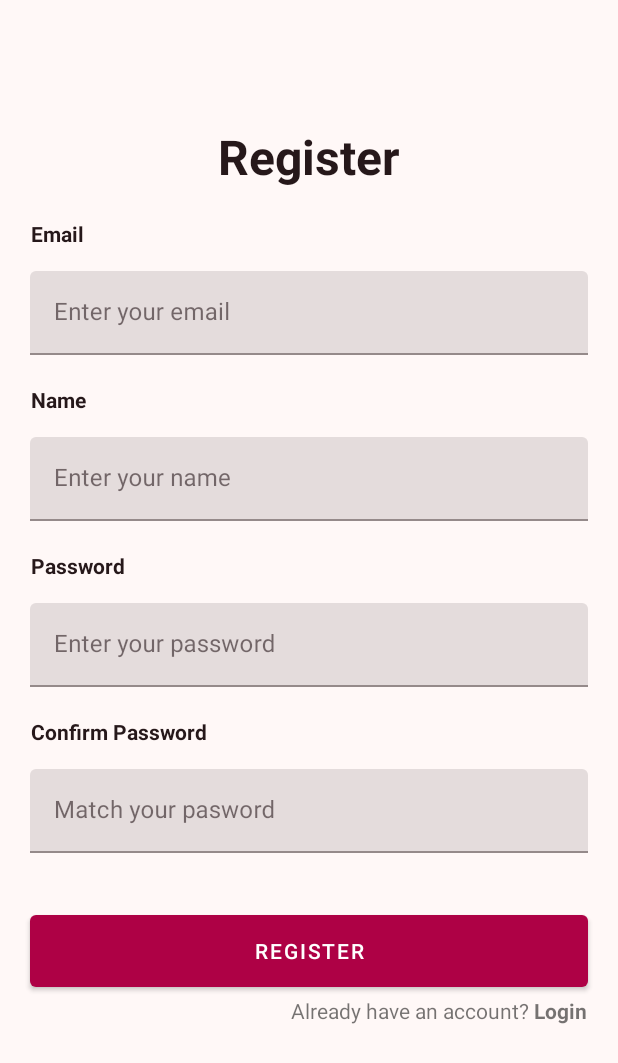
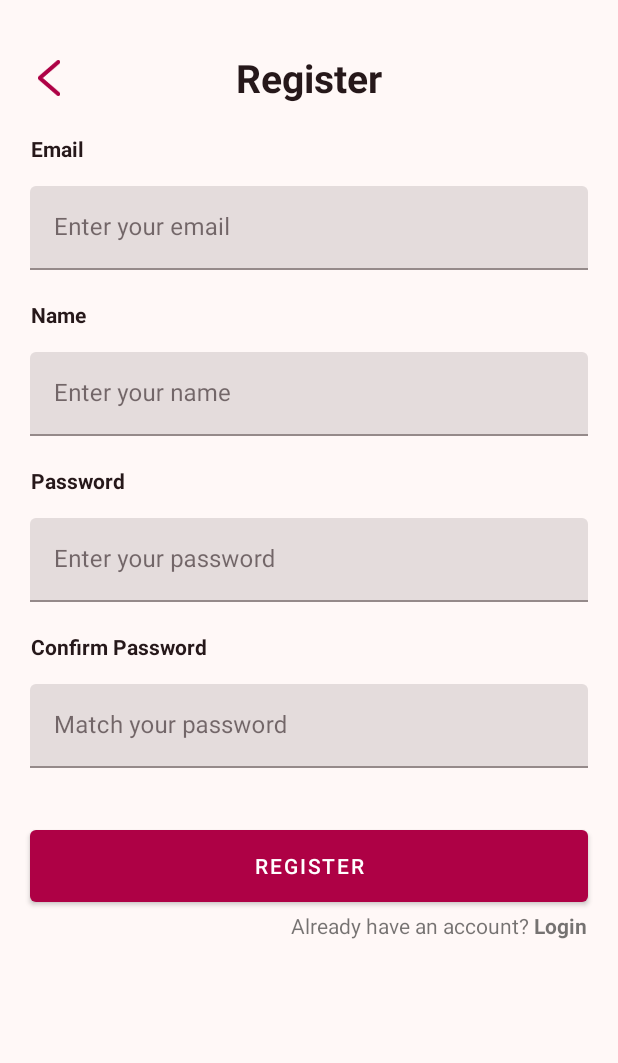
Before and after one commit to Giku-Team/giku-mobile, an Android app: the RegisterFragment screen opened through its navigation route, on a phone screen of 412 x 824 dp. Shown: the top 1063 px of the screen. Run offline under Robolectric (Android 15) with nearby library versions, the phone set to English and light mode, and no system bars.

```diff
--- /dev/null
+++ b/app/src/main/java/com/mobile/giku/model/remote/auth/LoginRequest.kt
@@ -0,0 +1,6 @@
+package com.mobile.giku.model.remote.auth
+
+data class LoginRequest(
+    val email: String,
+    val password: String,
+)
--- /dev/null
+++ b/app/src/main/res/drawable/ic_back_button.xml
@@ -0,0 +1,14 @@
+<?xml version="1.0" encoding="utf-8"?>
+<vector xmlns:android="http://schemas.android.com/apk/res/android"
+    android:width="11dp"
+    android:height="18dp"
+    android:viewportWidth="11"
+    android:viewportHeight="18">
+
+    <path
+        android:strokeColor="@color/md_theme_primary"
+        android:strokeWidth="2"
+        android:strokeLineCap="round"
+        android:strokeLineJoin="round"
+        android:pathData="M10,1 L1,9 L10,17" />
+</vector>
--- a/app/src/main/res/layout/fragment_login.xml
+++ b/app/src/main/res/layout/fragment_login.xml
@@ -12,6 +12,7 @@
         android:layout_width="match_parent"
         android:layout_height="wrap_content"
         android:src="@drawable/bg_accent_auth"
+        android:scaleType="fitXY"
         app:layout_constraintStart_toStartOf="parent"
         app:layout_constraintEnd_toEndOf="parent"
         app:layout_constraintTop_toTopOf="parent"/>
--- a/app/src/main/res/layout/fragment_register.xml
+++ b/app/src/main/res/layout/fragment_register.xml
@@ -1,10 +1,20 @@
 <?xml version="1.0" encoding="utf-8"?>
-<androidx.constraintlayout.widget.ConstraintLayout xmlns:android="http://schemas.android.com/apk/res/android"
+<androidx.constraintlayout.widget.ConstraintLayout
+    xmlns:android="http://schemas.android.com/apk/res/android"
     xmlns:tools="http://schemas.android.com/tools"
+    xmlns:app="http://schemas.android.com/apk/res-auto"
     android:layout_width="match_parent"
     android:layout_height="match_parent"
-    xmlns:app="http://schemas.android.com/apk/res-auto"
     tools:context=".view.ui.auth.RegisterFragment">
+
+    <androidx.constraintlayout.widget.Guideline
+        android:id="@+id/guidelineHorizontal"
+        android:layout_width="wrap_content"
+        android:layout_height="wrap_content"
+        android:orientation="horizontal"
+        app:layout_constraintEnd_toEndOf="parent"
+        app:layout_constraintGuide_percent="0.025"
+        app:layout_constraintStart_toStartOf="parent" />
 
     <androidx.constraintlayout.widget.Guideline
         android:id="@+id/guidelineHorizontalLogo"
@@ -42,17 +52,27 @@
         app:layout_constraintGuide_percent="0.95"
         app:layout_constraintStart_toStartOf="parent" />
 
+    <com.google.android.material.imageview.ShapeableImageView
+        android:id="@+id/backButton"
+        android:layout_width="24dp"
+        android:layout_height="24dp"
+        android:src="@drawable/ic_back_button"
+        app:layout_constraintStart_toStartOf="@id/guidelineVerticalStart"
+        app:layout_constraintTop_toBottomOf="@id/guidelineHorizontal"
+        app:layout_constraintBottom_toTopOf="@id/guidelineHorizontalLogo"/>
+
     <com.google.android.material.textview.MaterialTextView
         android:id="@+id/tvRegister"
         android:layout_width="wrap_content"
         android:layout_height="wrap_content"
         android:text="@string/register"
+        android:textColor="@color/md_theme_onBackground"
+        android:textSize="26sp"
         android:textStyle="bold"
-        android:textSize="32sp"
-        android:textColor="@color/md_theme_onBackground"
-        app:layout_constraintTop_toBottomOf="@id/guidelineHorizontalLogo"
+        app:layout_constraintEnd_toEndOf="@id/guidelineVertical"
         app:layout_constraintStart_toStartOf="@id/guidelineVertical"
-        app:layout_constraintEnd_toEndOf="@id/guidelineVertical"/>
+        app:layout_constraintBottom_toTopOf="@id/guidelineHorizontalLogo"
+        app:layout_constraintTop_toBottomOf="@id/guidelineHorizontal" />
 
     <com.google.android.material.textview.MaterialTextView
         android:id="@+id/tvEmail"
@@ -169,13 +189,13 @@
             android:id="@+id/etConfirmPassword"
             android:layout_width="match_parent"
             android:layout_height="match_parent"
-            android:hint="@string/match_your_pasword"
+            android:hint="@string/match_your_password"
             android:inputType="textPassword"
             android:elegantTextHeight="true"/>
     </com.google.android.material.textfield.TextInputLayout>
 
     <com.google.android.material.button.MaterialButton
-        android:id="@+id/btnLogin"
+        android:id="@+id/btnRegister"
         android:layout_width="match_parent"
         android:layout_height="60dp"
         android:text="@string/register"
@@ -191,7 +211,7 @@
         android:layout_height="wrap_content"
         android:text="@string/already_have_an_account"
         app:layout_constraintEnd_toStartOf="@id/tvLogin"
-        app:layout_constraintTop_toBottomOf="@id/btnLogin"/>
+        app:layout_constraintTop_toBottomOf="@id/btnRegister"/>
 
     <com.google.android.material.textview.MaterialTextView
         android:id="@+id/tvLogin"
@@ -200,7 +220,7 @@
         android:text="@string/login"
         android:textStyle="bold"
         app:layout_constraintEnd_toStartOf="@id/guidelineVerticalEnd"
-        app:layout_constraintTop_toBottomOf="@id/btnLogin"/>
+        app:layout_constraintTop_toBottomOf="@id/btnRegister"/>
 
     <com.google.android.material.progressindicator.CircularProgressIndicator
         android:id="@+id/progressBar"
--- a/app/src/main/res/values/strings.xml
+++ b/app/src/main/res/values/strings.xml
@@ -9,8 +9,11 @@
     <string name="don_t_have_an_account">Don’t have an account?&#160;</string>
     <string name="register">Register</string>
     <string name="already_have_an_account">Already have an account?&#160;</string>
-    <string name="match_your_pasword">Match your pasword</string>
+    <string name="match_your_password">Match your password</string>
     <string name="confirm_password">Confirm Password</string>
     <string name="enter_your_name">Enter your name</string>
     <string name="name">Name</string>
+    <string name="please_enter_your_email_to_reset_the_password">Please enter your email to reset the password</string>
+    <string name="continue_text">Continue</string>
+    <string name="forgot_password_title">Forgot password</string>
 </resources>
```
Also changed, not shown: app/src/main/java/com/mobile/giku/model/remote/auth/RegisterRequest.kt (added, +7 -0 lines), app/src/main/java/com/mobile/giku/view/ui/auth/ForgotPasswordFragment.kt (added, +34 -0 lines), app/src/main/res/layout/fragment_forgot_password.xml (added, +132 -0 lines).
